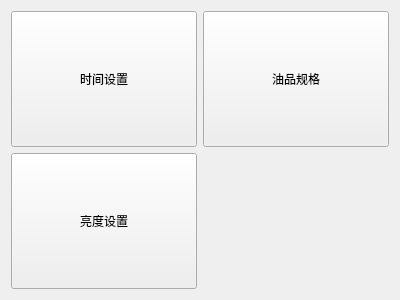
First picture: the form in settings/ParameterSettings.ui, repository urielyan/sunDemon, before the edit.
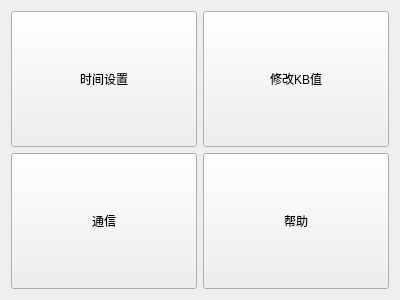
Second picture: the form after the edit.

```diff
--- a/settings/ParameterSettings.ui
+++ b/settings/ParameterSettings.ui
@@ -15,7 +15,7 @@
   </property>
   <layout class="QGridLayout" name="gridLayout">
    <item row="0" column="0">
-    <widget class="QPushButton" name="pushButton">
+    <widget class="QPushButton" name="DateTimeSet">
      <property name="sizePolicy">
       <sizepolicy hsizetype="Minimum" vsizetype="Minimum">
        <horstretch>0</horstretch>
@@ -36,7 +36,7 @@
       </sizepolicy>
      </property>
      <property name="text">
-      <string>油品规格</string>
+      <string>修改KB值</string>
      </property>
     </widget>
    </item>
@@ -49,7 +49,20 @@
       </sizepolicy>
      </property>
      <property name="text">
-      <string>亮度设置</string>
+      <string>通信</string>
+     </property>
+    </widget>
+   </item>
+   <item row="1" column="1">
+    <widget class="QPushButton" name="pushButton">
+     <property name="sizePolicy">
+      <sizepolicy hsizetype="Minimum" vsizetype="Minimum">
+       <horstretch>0</horstretch>
+       <verstretch>0</verstretch>
+      </sizepolicy>
+     </property>
+     <property name="text">
+      <string>帮助</string>
      </property>
     </widget>
    </item>
```
Left out of the diff: 4 changed lines with no effect on the pictures.
